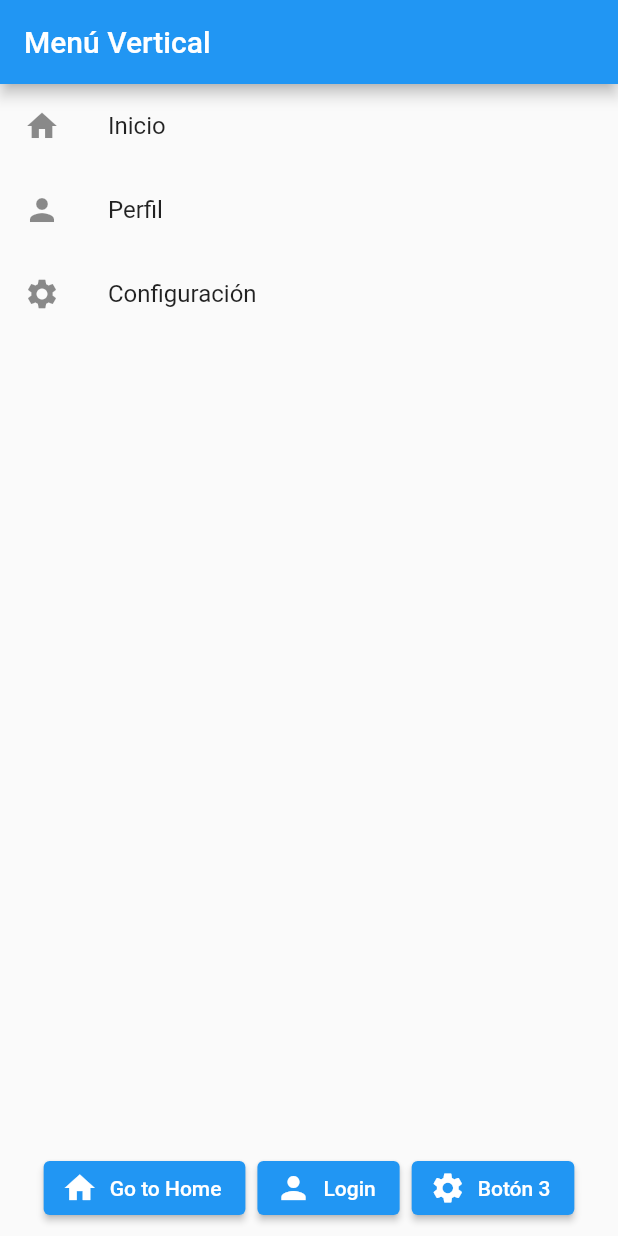
After one commit to coff3programing/routes_in_flutter, a Flutter app: the screen it shows after launch, after a tap on "Menu", on a phone screen of 412 x 824 dp. The commit adds this screen. Run offline on Flutter 3.47's test engine with Material 2 defaults, Android fonts, the phone set to English and light mode, and no system bars.

Commit message:
new changes in my project

```diff
--- /dev/null
+++ b/lib/screens/menu_screen.dart
@@ -0,0 +1,87 @@
+import 'package:flutter/material.dart';
+
+void main() {
+  runApp(Menu());
+}
+
+class Menu extends StatelessWidget {
+  @override
+  Widget build(BuildContext context) {
+    return MaterialApp(
+      debugShowCheckedModeBanner: false,
+      title: 'Menú Vertical',
+      theme: ThemeData(
+        primarySwatch: Colors.blue,
+      ),
+      home: Scaffold(
+        appBar: AppBar(
+          title: const Text('Menú Vertical'),
+        ),
+        body: Column(
+          children: <Widget>[
+            Expanded(
+              child: VerticalMenu(),
+            ),
+            ButtonBar(
+              alignment: MainAxisAlignment.center,
+              children: <Widget>[
+                ElevatedButton.icon(
+                  onPressed: () {
+                     Navigator.pop(context);
+                  },
+                  icon: const Icon(Icons.home),
+                  label: const Text('Go to Home'),
+                ),
+                ElevatedButton.icon(
+                  onPressed: () {
+                    // Acción al hacer clic en el segundo botón
+                  },
+                  icon: const Icon(Icons.person),
+                  label: const Text('Login'),
+                ),
+                ElevatedButton.icon(
+                  onPressed: () {
+
+                  },
+                  icon: const Icon(Icons.settings),
+                  label: const Text('Botón 3'),
+                ),
+              ],
+            ),
+          ],
+        ),
+      ),
+    );
+  }
+}
+
+class VerticalMenu extends StatelessWidget {
+  @override
+  Widget build(BuildContext context) {
+    return ListView(
+      children: <Widget>[
+        ListTile(
+          leading: const Icon(Icons.home),
+          title:const Text('Inicio'),
+          onTap: () {
+            // Acción al hacer clic en Inicio
+          },
+        ),
+        ListTile(
+          leading:const Icon(Icons.person),
+          title:const Text('Perfil'),
+          onTap: () {
+            // Acción al hacer clic en Perfil
+          },
+        ),
+        ListTile(
+          leading:const Icon(Icons.settings),
+          title:const Text('Configuración'),
+          onTap: () {
+            // Acción al hacer clic en Configuración
+          },
+        ),
+      ],
+    );
+  }
+}
--- a/lib/screens/welcome_screen.dart
+++ b/lib/screens/welcome_screen.dart
@@ -1,5 +1,6 @@
 import 'package:flutter/material.dart';
 import 'package:rutas_flutter/screens/login_screen.dart';
+import 'package:rutas_flutter/screens/menu_screen.dart';
 import 'package:rutas_flutter/screens/register_screen.dart';
 import 'package:rutas_flutter/widgets/customized_button.dart';
 
@@ -47,6 +48,17 @@ class WelcomeScreen extends StatelessWidget {
                 );
               },
             ),
+            CustomizedButton(
+              buttonText: "Menu",
+              buttonColor: Colors.black,
+              textColor: Colors.white,
+              onPressed: () {
+                Navigator.push(
+                  context,
+                  MaterialPageRoute(builder: (context) => Menu()),
+                );
+              },
+            ),
             const SizedBox(
               height: 20,
             ),
@@ -56,7 +68,10 @@ class WelcomeScreen extends StatelessWidget {
                 "Continue as a Guest",
                 style: TextStyle(color: Color(0xff35C2C1), fontSize: 25),
               ),
-            )
+            ),
+            const SizedBox(
+              height: 20,
+            ),
           ],
         ),
       ),
```
Also changed, not shown: lib/main.dart (+0 -15 lines), lib/screens/login_screen.dart (+29 -0 lines), lib/screens/register_screen.dart (+30 -0 lines).
